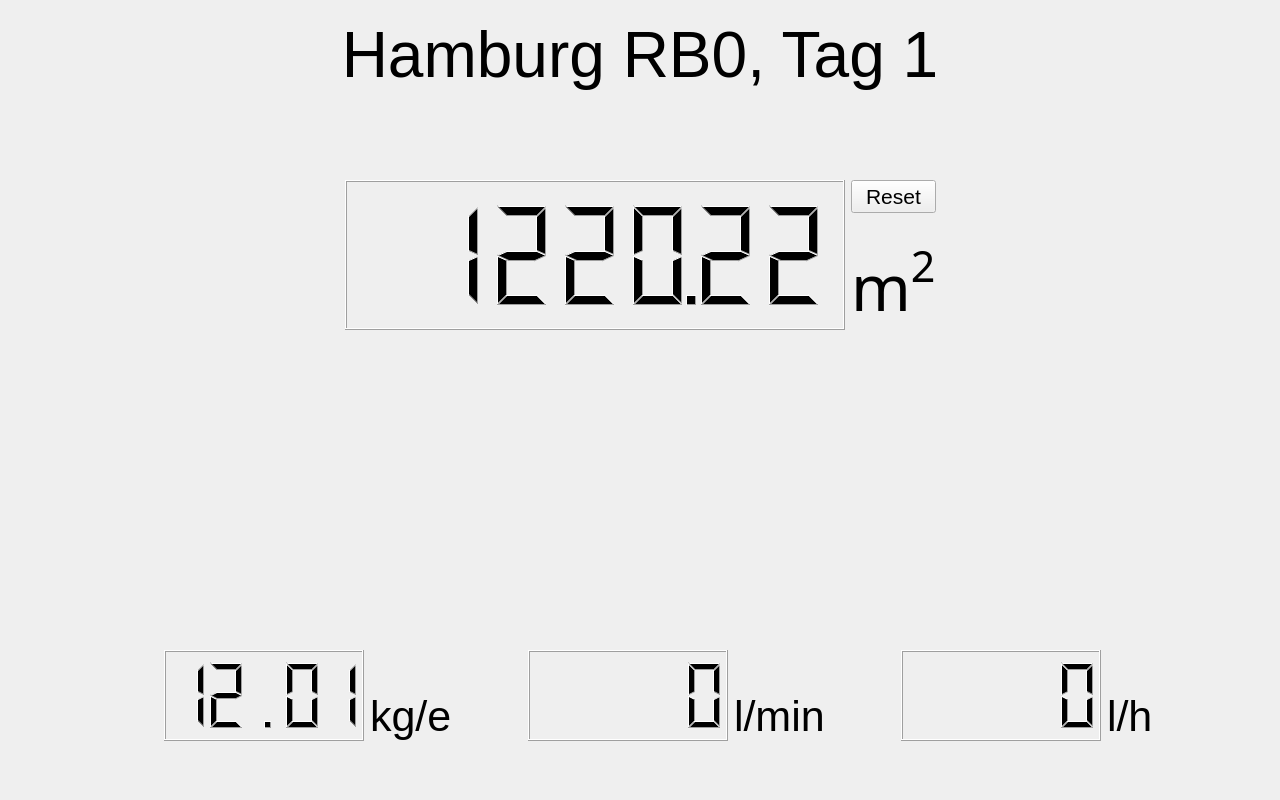
The window that ui/MainWindow.ui (zerlix/Spu-UI) describes before a commit, drawn with Qt 5.
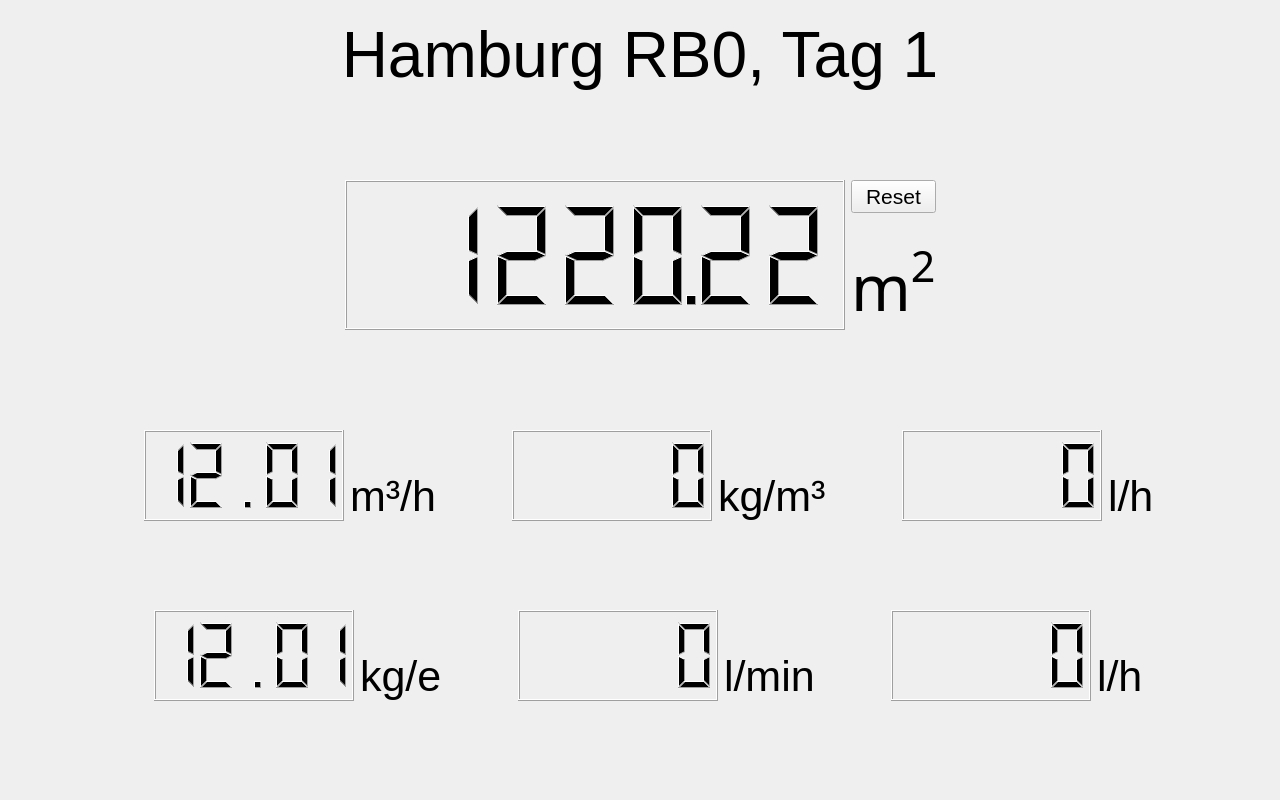
The same window after the commit. Icons and pictures are not drawn.

Commit message: lcd widget added

The edit to the form file:
```diff
--- a/ui/MainWindow.ui
+++ b/ui/MainWindow.ui
@@ -105,11 +105,11 @@
      <bool>true</bool>
     </property>
    </widget>
-   <widget class="QWidget" name="">
+   <widget class="QWidget" name="layoutWidget">
     <property name="geometry">
      <rect>
-      <x>0</x>
-      <y>650</y>
+      <x>-10</x>
+      <y>610</y>
       <width>1281</width>
       <height>91</height>
      </rect>
@@ -285,7 +285,7 @@
      </item>
     </layout>
    </widget>
-   <widget class="QWidget" name="">
+   <widget class="QWidget" name="layoutWidget">
     <property name="geometry">
      <rect>
       <x>0</x>
@@ -388,6 +388,186 @@
      </item>
     </layout>
    </widget>
+   <widget class="QWidget" name="layoutWidget_2">
+    <property name="geometry">
+     <rect>
+      <x>-10</x>
+      <y>430</y>
+      <width>1281</width>
+      <height>91</height>
+     </rect>
+    </property>
+    <layout class="QHBoxLayout" name="horizontalLayout_4">
+     <item>
+      <spacer name="horizontalSpacer_5">
+       <property name="orientation">
+        <enum>Qt::Horizontal</enum>
+       </property>
+       <property name="sizeHint" stdset="0">
+        <size>
+         <width>40</width>
+         <height>20</height>
+        </size>
+       </property>
+      </spacer>
+     </item>
+     <item>
+      <layout class="QHBoxLayout" name="horizontalLayout_5">
+       <item>
+        <widget class="QLabel" name="iconCem_2">
+         <property name="minimumSize">
+          <size>
+           <width>64</width>
+           <height>0</height>
+          </size>
+         </property>
+         <property name="text">
+          <string/>
+         </property>
+         <property name="alignment">
+          <set>Qt::AlignCenter</set>
+         </property>
+        </widget>
+       </item>
+       <item>
+        <widget class="QLCDNumber" name="lcdCem_2">
+         <property name="minimumSize">
+          <size>
+           <width>200</width>
+           <height>0</height>
+          </size>
+         </property>
+         <property name="value" stdset="0">
+          <double>12.010000000000000</double>
+         </property>
+        </widget>
+       </item>
+       <item>
+        <widget class="QLabel" name="unitCem_2">
+         <property name="minimumSize">
+          <size>
+           <width>80</width>
+           <height>0</height>
+          </size>
+         </property>
+         <property name="text">
+          <string>&lt;html&gt;&lt;head/&gt;&lt;body&gt;&lt;p&gt;&lt;span style=&quot; font-size:32pt;&quot;&gt;m³/h&lt;/span&gt;&lt;/p&gt;&lt;/body&gt;&lt;/html&gt;</string>
+         </property>
+         <property name="textFormat">
+          <enum>Qt::RichText</enum>
+         </property>
+         <property name="alignment">
+          <set>Qt::AlignBottom|Qt::AlignLeading|Qt::AlignLeft</set>
+         </property>
+        </widget>
+       </item>
+       <item>
+        <widget class="QLabel" name="iconConcrete_2">
+         <property name="minimumSize">
+          <size>
+           <width>64</width>
+           <height>0</height>
+          </size>
+         </property>
+         <property name="text">
+          <string/>
+         </property>
+         <property name="alignment">
+          <set>Qt::AlignCenter</set>
+         </property>
+        </widget>
+       </item>
+       <item>
+        <widget class="QLCDNumber" name="lcdConcrete_2">
+         <property name="minimumSize">
+          <size>
+           <width>200</width>
+           <height>0</height>
+          </size>
+         </property>
+        </widget>
+       </item>
+       <item>
+        <widget class="QLabel" name="unitConcrete_2">
+         <property name="minimumSize">
+          <size>
+           <width>80</width>
+           <height>0</height>
+          </size>
+         </property>
+         <property name="text">
+          <string>&lt;html&gt;&lt;head/&gt;&lt;body&gt;&lt;p&gt;&lt;span style=&quot; font-size:32pt;&quot;&gt;kg/m³&lt;/span&gt;&lt;/p&gt;&lt;/body&gt;&lt;/html&gt;</string>
+         </property>
+         <property name="textFormat">
+          <enum>Qt::RichText</enum>
+         </property>
+         <property name="alignment">
+          <set>Qt::AlignBottom|Qt::AlignLeading|Qt::AlignLeft</set>
+         </property>
+        </widget>
+       </item>
+       <item>
+        <widget class="QLabel" name="iconWater_2">
+         <property name="minimumSize">
+          <size>
+           <width>64</width>
+           <height>0</height>
+          </size>
+         </property>
+         <property name="text">
+          <string/>
+         </property>
+         <property name="alignment">
+          <set>Qt::AlignCenter</set>
+         </property>
+        </widget>
+       </item>
+       <item>
+        <widget class="QLCDNumber" name="lcdWater_2">
+         <property name="minimumSize">
+          <size>
+           <width>200</width>
+           <height>0</height>
+          </size>
+         </property>
+        </widget>
+       </item>
+       <item>
+        <widget class="QLabel" name="unitWater_2">
+         <property name="minimumSize">
+          <size>
+           <width>80</width>
+           <height>0</height>
+          </size>
+         </property>
+         <property name="text">
+          <string>&lt;html&gt;&lt;head/&gt;&lt;body&gt;&lt;p&gt;&lt;span style=&quot; font-size:32pt;&quot;&gt;l/h &lt;/span&gt;&lt;/p&gt;&lt;/body&gt;&lt;/html&gt;</string>
+         </property>
+         <property name="textFormat">
+          <enum>Qt::RichText</enum>
+         </property>
+         <property name="alignment">
+          <set>Qt::AlignBottom|Qt::AlignLeading|Qt::AlignLeft</set>
+         </property>
+        </widget>
+       </item>
+      </layout>
+     </item>
+     <item>
+      <spacer name="horizontalSpacer_6">
+       <property name="orientation">
+        <enum>Qt::Horizontal</enum>
+       </property>
+       <property name="sizeHint" stdset="0">
+        <size>
+         <width>40</width>
+         <height>20</height>
+        </size>
+       </property>
+      </spacer>
+     </item>
+    </layout>
+   </widget>
   </widget>
  </widget>
  <resources/>
```
The commit also changes 2 other files.
